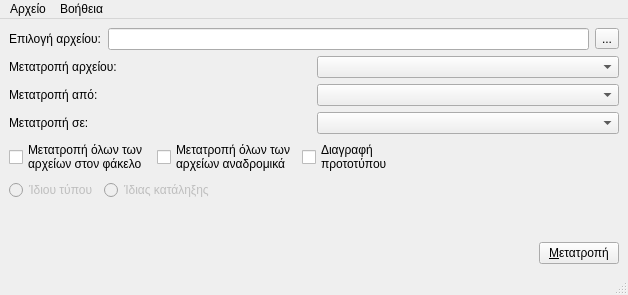
Above: ffmulticonverter/ui_files/ffmulticonverter.ui from ilstam/FF-Multi-Converter before the change. Below: the same form after it.
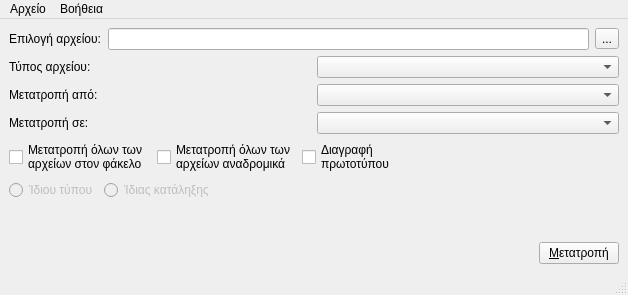
That is the form after the change.

```diff
--- a/ffmulticonverter/ui_files/ffmulticonverter.ui
+++ b/ffmulticonverter/ui_files/ffmulticonverter.ui
@@ -65,7 +65,7 @@
         <item row="0" column="0">
          <widget class="QLabel" name="label_3">
           <property name="text">
-           <string>Μετατροπή αρχείου:</string>
+           <string>Τύπος αρχείου:</string>
           </property>
           <property name="buddy">
            <cstring>typeComboBox</cstring>
@@ -136,7 +136,7 @@
            <widget class="QCheckBox" name="deleteCheckBox">
             <property name="text">
              <string>Διαγραφή 
-προτοτύπου</string>
+πρωτοτύπου</string>
             </property>
            </widget>
           </item>
```
